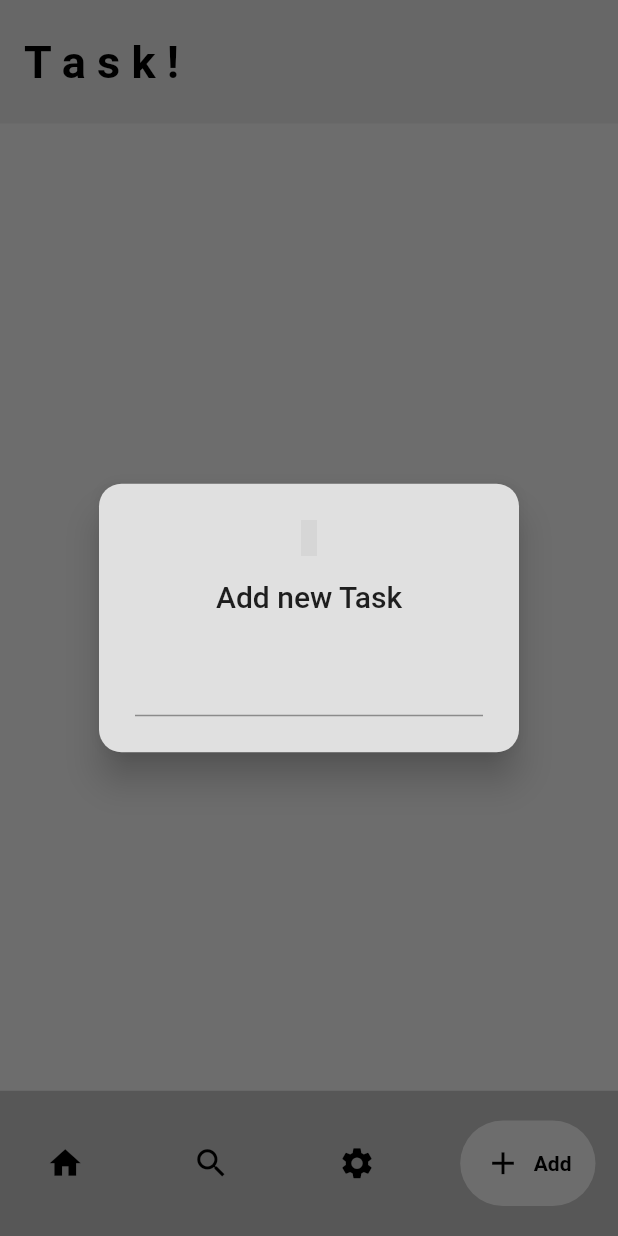
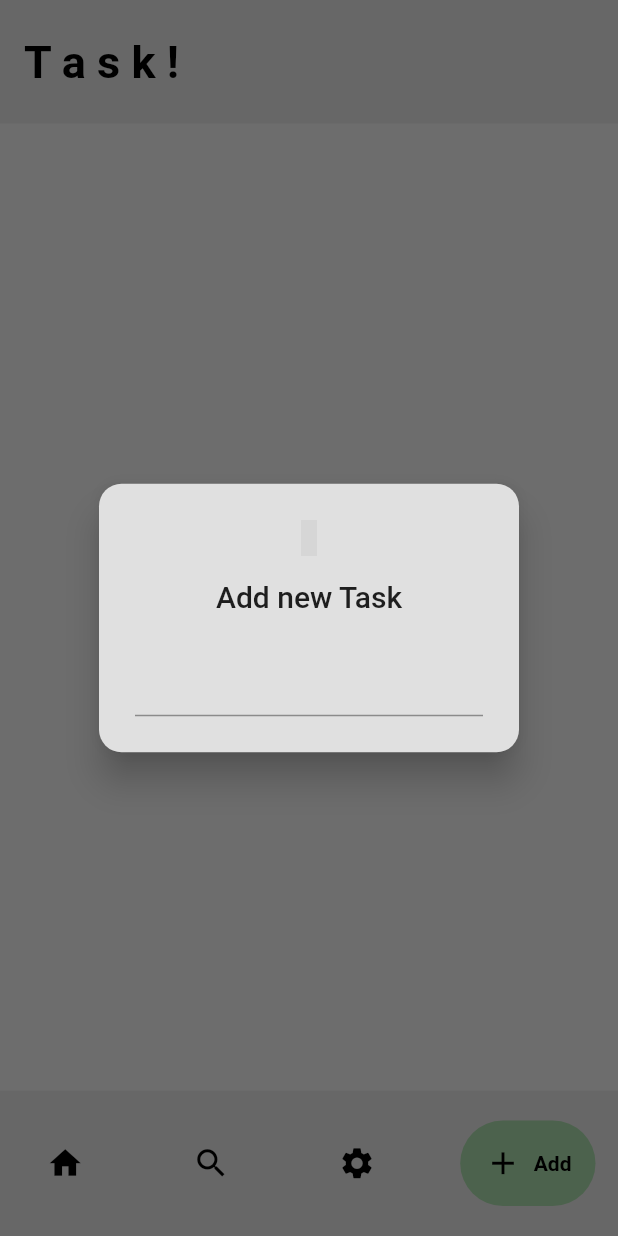
Before and after one commit to sajibahmedb98/Taskly, a Flutter app: the screen it shows after launch, item 4 of the bottom bar chosen, on a phone screen of 412 x 824 dp. Run offline on Flutter 3.47's test engine with Material 2 defaults, Android fonts, the phone set to English and light mode, and no system bars; drawn by our look-alikes of google_nav_bar; our stand-ins replace eva_icons_flutter, flutter_slidable, google_fonts, hive_flutter; accounts and stored records are empty; grey boxes are pictures that could not be loaded.

Commit message:
bottom navBar from google

```diff
--- a/lib/colors.dart
+++ b/lib/colors.dart
@@ -2,5 +2,5 @@ import 'package:flutter/material.dart';
 
 Color appBarColor = Colors.grey.shade300;
 Color backgroundColor = Colors.grey.shade200;
-Color bottomNavColor = Colors.grey.shade400;
+Color bottomNavColor = Colors.grey.shade300;
 Color iconColor = Colors.green;
--- a/lib/main.dart
+++ b/lib/main.dart
@@ -16,7 +16,7 @@ class MyApp extends StatelessWidget {
       debugShowCheckedModeBanner: false,
       title: 'Task',
       theme: ThemeData(
-        primarySwatch: Colors.blue,
+        primarySwatch: Colors.green,
       ),
       home: const Homepge(),
     );
--- a/lib/pages/home_pages.dart
+++ b/lib/pages/home_pages.dart
@@ -51,7 +51,7 @@ class _HomepgeState extends State<Homepge> {
                 backgroundColor: bottomNavColor,
                 color: Colors.black,
                 activeColor: Colors.black,
-                tabBackgroundColor: Colors.grey.shade200,
+                tabBackgroundColor: Colors.green.shade200,
                 padding: const EdgeInsets.all(16),
                 gap: 8,
                 iconSize: 25,
```
Also changed, not shown: lib/pages/bottom_nabigation.dart (deleted).
